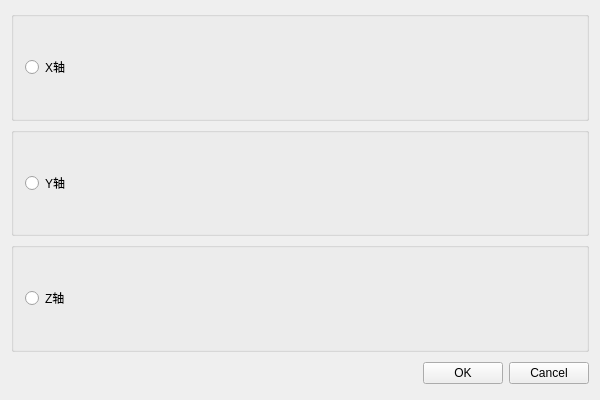
The window that te3DCanvasCoordinateAxisRenderDialog.ui (DXia-101/DepthToPCL) describes before a commit, drawn with Qt 5.
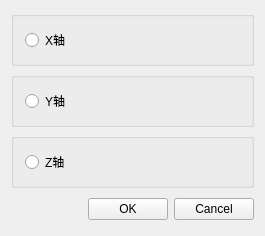
The same window after the commit.

Commit message: 修复点云按照坐标轴渲染的对话框无法显示的问题

```diff
--- a/te3DCanvasCoordinateAxisRenderDialog.ui
+++ b/te3DCanvasCoordinateAxisRenderDialog.ui
@@ -6,8 +6,8 @@
    <rect>
     <x>0</x>
     <y>0</y>
-    <width>600</width>
-    <height>400</height>
+    <width>265</width>
+    <height>198</height>
    </rect>
   </property>
   <property name="windowTitle">
```
The commit also changes 4 other files.
